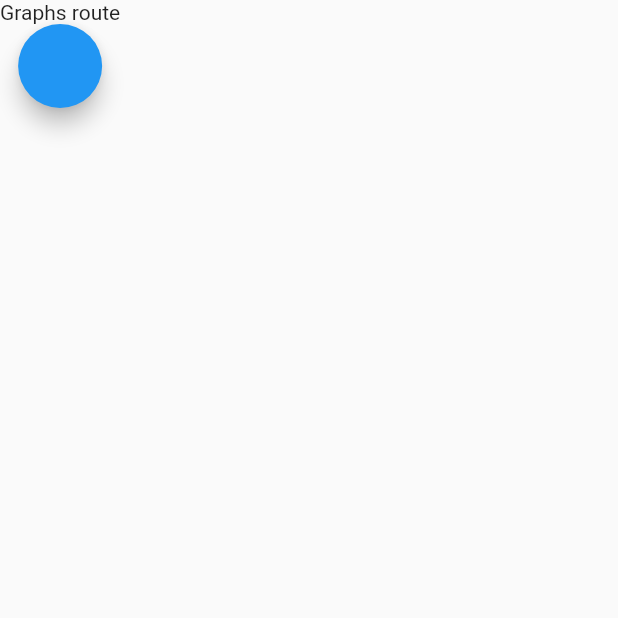
After one commit to tobiashjalmarsson/stock_app, a Flutter app: the screen it shows after launch, after a tap on "Apple", on a phone screen of 412 x 824 dp, the top half of it. The commit adds this screen. Run offline on Flutter 3.47's test engine with Material 2 defaults, Android fonts, the phone set to English and light mode, and no system bars; network calls fail.

Commit message:
Added Screen
Added extra screen + navigation, screen will be populated with widgets soon.

```diff
--- a/flutter_app/lib/API/market.dart
+++ b/flutter_app/lib/API/market.dart
@@ -6,7 +6,7 @@ class Market {
   Market();
 
   // Below function is for testing purposes
-  populateMarket() {
+  void populateMarket() {
     List<String> names = ["Apple", "Google", "Facebook", "Tesla", "Amazon", "Ericsson"];
     List<double> dChanges = [-1.23, 0.2, 0.45, -3.8, 10.1, 2.22];
     List<double> yChanges = [-12.1, 8.2, -2.8, 732.8, 34.2, 12.3];
@@ -14,6 +14,10 @@ class Market {
       Stock currentStock = Stock(name : names[i], dChange: dChanges[i], yChange: yChanges[i]);
       addStock(currentStock);
     }
+  }
+
+  void clearMarket(){
+    _stocks = [];
   }
 
 
--- a/flutter_app/lib/main.dart
+++ b/flutter_app/lib/main.dart
@@ -3,6 +3,7 @@ import 'package:flutter/material.dart';
 import 'package:http/http.dart' as http;
 import './API/market.dart';
 import './API/stock.dart';
+import './screens/graph_screen.dart';
 
 void main() {
   runApp(MyApp());
@@ -42,6 +43,10 @@ class _MyAppState extends State<MyApp> {
 
   Widget build(BuildContext context) {
     return MaterialApp(
+      initialRoute: '/',
+      routes: {
+        '/graphs' : (context) => GraphScreen(),
+      },
       title: 'Flutter Demo',
       theme: ThemeData(
         // This is the theme of your application.
@@ -84,6 +89,8 @@ class _MyHomePageState extends State<MyHomePage> {
 
 
   List<Widget> getMarketList(Market market) {
+    market.clearMarket();
+    print(market.getStocks());
     market.populateMarket();
     List<Stock> currentStocks = market.getStocks();
     List<Widget> stockWidgets = [];
@@ -91,7 +98,9 @@ class _MyHomePageState extends State<MyHomePage> {
     stocks = [];
     for (Stock st in currentStocks){
       StockRow current = StockRow(company: st.name, dailyChange: st.dChange, yearlyChange: st.yChange);
+      String currentName = st.name;
       stockWidgets.add(current);
+      print("Stock added $currentName");
       stockWidgets.add(SizedBox(height: 10));
     }
     return stockWidgets;
@@ -151,7 +160,12 @@ class _StockRowState extends State<StockRow> {
           return Colors.green;
         }
     }
-    return Container(
+    return GestureDetector(
+      onTap: () {
+        print("Clicked");
+        Navigator.pushNamed(context, '/graphs');
+      },
+      child: Container(
           decoration: BoxDecoration(
             color: Colors.white,
             borderRadius: BorderRadius.only(
@@ -199,6 +213,7 @@ class _StockRowState extends State<StockRow> {
                 ),
               ]
           )
+      ),
     );
   }
 }
--- /dev/null
+++ b/flutter_app/lib/screens/graph_screen.dart
@@ -0,0 +1,26 @@
+import 'package:flutter/material.dart';
+class GraphScreen extends StatefulWidget {
+  @override
+  _GraphScreenState createState() => _GraphScreenState();
+}
+
+class _GraphScreenState extends State<GraphScreen> {
+  String cityName;
+  @override
+  Widget build(BuildContext context) {
+    return Scaffold(
+      body: Container(
+        child: Column(
+          children: <Widget>[
+            Text("Graphs route"),
+            FloatingActionButton(
+                onPressed: (){
+                  Navigator.pop(context);
+                }
+            ),
+          ],
+        ),
+      ),
+    );
+  }
+}
```
Lines whose indentation alone changed are shown as unchanged.
